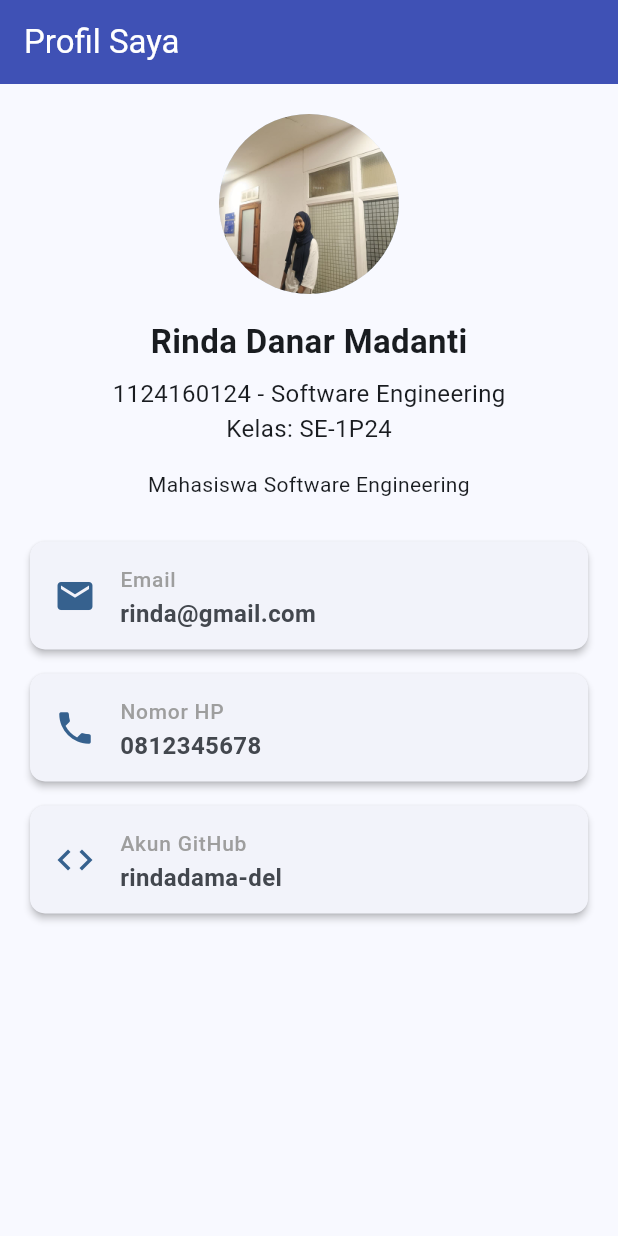
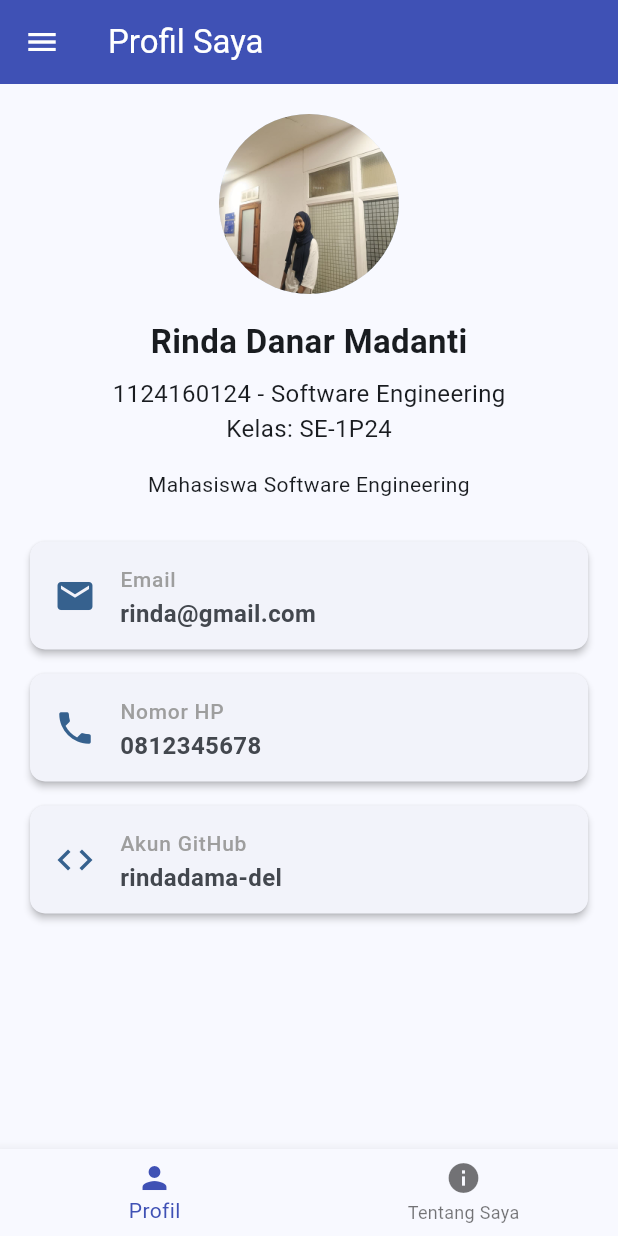
Before and after one commit to rindadama2-del/uts-pml-1124160124, a Flutter app: the ProfilePage screen opened directly, on a phone screen of 412 x 824 dp. Run offline on Flutter 3.47's test engine with Material 3 defaults, Android fonts, the phone set to English and light mode, and no system bars.

Commit message:
feat: menambahkan drawer dan bottom navigation bar pada scaffold profil

```diff
--- a/soal2-profil-app/lib/screens/profile_page.dart
+++ b/soal2-profil-app/lib/screens/profile_page.dart
@@ -2,6 +2,7 @@ import 'package:flutter/material.dart';
 
 import '../models/profile.dart';
 import '../widgets/info_tile.dart';
+import 'about_page.dart';
 
 class ProfilePage extends StatefulWidget {
   const ProfilePage({super.key});
@@ -29,6 +30,37 @@ class _ProfilePageState extends State<ProfilePage> {
         title: const Text('Profil Saya'),
         backgroundColor: Colors.indigo,
         foregroundColor: Colors.white,
+      ),
+      drawer: Drawer(
+        child: ListView(
+          padding: EdgeInsets.zero,
+          children: [
+            UserAccountsDrawerHeader(
+              accountName: Text(userProfile.nama),
+              accountEmail: Text(userProfile.email),
+              currentAccountPicture: CircleAvatar(
+                backgroundImage: AssetImage(userProfile.fotoAset),
+              ),
+              decoration: const BoxDecoration(color: Colors.indigo),
+            ),
+            ListTile(
+              leading: const Icon(Icons.person),
+              title: const Text('Profil'),
+              onTap: () => Navigator.pop(context),
+            ),
+            ListTile(
+              leading: const Icon(Icons.info),
+              title: const Text('Tentang Saya'),
+              onTap: () {
+                Navigator.pop(context);
+                Navigator.push(
+                  context,
+                  MaterialPageRoute(builder: (context) => const AboutPage()),
+                );
+              },
+            ),
+          ],
+        ),
       ),
       body: SingleChildScrollView(
         child: Column(
@@ -93,6 +125,26 @@ class _ProfilePageState extends State<ProfilePage> {
           ],
         ),
       ),
+
+      bottomNavigationBar: BottomNavigationBar(
+        currentIndex: 0,
+        selectedItemColor: Colors.indigo,
+        items: const [
+          BottomNavigationBarItem(icon: Icon(Icons.person), label: 'Profil'),
+          BottomNavigationBarItem(
+            icon: Icon(Icons.info),
+            label: 'Tentang Saya',
+          ),
+        ],
+        onTap: (index) {
+          if (index == 1) {
+            Navigator.push(
+              context,
+              MaterialPageRoute(builder: (context) => const AboutPage()),
+            );
+          }
+        },
+      ),
     );
   }
 }
```
